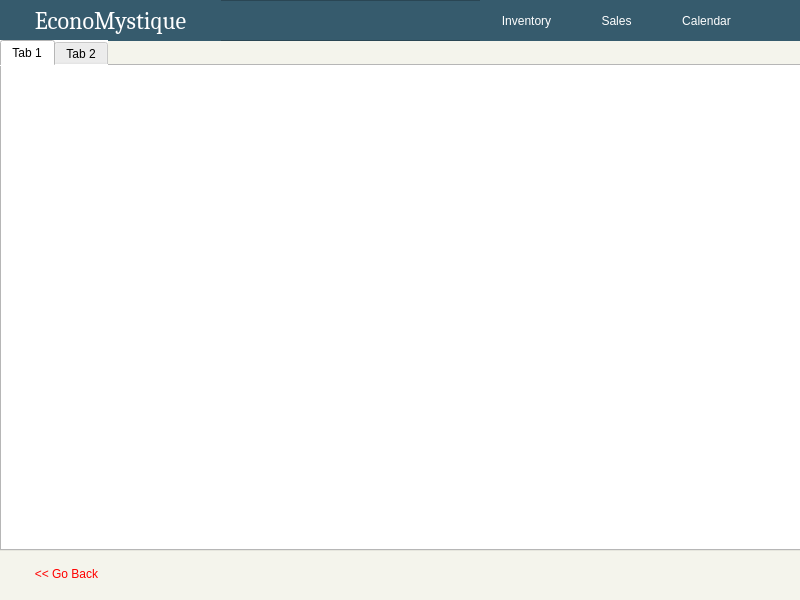
This is inventory.ui in ongchangco/Economystique2 as Qt 5 draws it before an edit. The edited form follows.
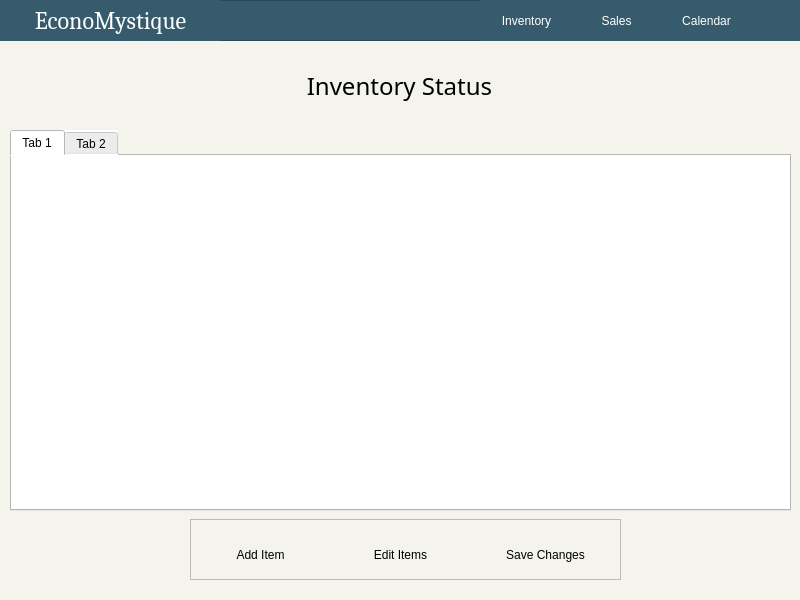
This is the edited form. Icons and pictures are not drawn.

Commit message: Main Inventory to Sales, Inventory to Inventory Removed Go Back for Inventory Added Item Button for Inventory

The edit to the form file:
```diff
--- a/inventory.ui
+++ b/inventory.ui
@@ -219,10 +219,10 @@
   <widget class="QTabWidget" name="tabWidget">
    <property name="geometry">
     <rect>
-     <x>0</x>
-     <y>40</y>
-     <width>801</width>
-     <height>511</height>
+     <x>10</x>
+     <y>130</y>
+     <width>781</width>
+     <height>381</height>
     </rect>
    </property>
    <property name="styleSheet">
@@ -243,54 +243,57 @@
     </attribute>
    </widget>
   </widget>
-  <widget class="QPushButton" name="btnSave">
+  <widget class="QLabel" name="InventoryStatus">
    <property name="geometry">
     <rect>
-     <x>750</x>
-     <y>560</y>
-     <width>41</width>
-     <height>31</height>
+     <x>9</x>
+     <y>50</y>
+     <width>781</width>
+     <height>71</height>
     </rect>
    </property>
-   <property name="cursor">
-    <cursorShape>PointingHandCursor</cursorShape>
+   <property name="font">
+    <font>
+     <family>Sans Serif Collection</family>
+     <pointsize>18</pointsize>
+     <weight>50</weight>
+     <bold>false</bold>
+    </font>
    </property>
+   <property name="styleSheet">
+    <string notr="true">background-color: transparent;</string>
+   </property>
    <property name="text">
-    <string/>
+    <string>Inventory Status</string>
    </property>
-   <property name="icon">
-    <iconset>
-     <normaloff>img/saveIcon.png</normaloff>img/saveIcon.png</iconset>
+   <property name="alignment">
+    <set>Qt::AlignCenter</set>
    </property>
-   <property name="flat">
-    <bool>true</bool>
-   </property>
   </widget>
-  <widget class="QPushButton" name="btnBack">
+  <widget class="QFrame" name="frame_2">
    <property name="geometry">
     <rect>
-     <x>20</x>
-     <y>560</y>
-     <width>93</width>
-     <height>28</height>
+     <x>190</x>
+     <y>519</y>
+     <width>431</width>
+     <height>61</height>
     </rect>
    </property>
    <property name="styleSheet">
-    <string notr="true">color: red;</string>
+    <string notr="true">background: #f4f4ec;</string>
    </property>
-   <property name="text">
-    <string>&lt;&lt; Go Back</string>
+   <property name="frameShape">
+    <enum>QFrame::StyledPanel</enum>
    </property>
-   <property name="flat">
-    <bool>true</bool>
+   <property name="frameShadow">
+    <enum>QFrame::Raised</enum>
    </property>
-  </widget>
   <widget class="QPushButton" name="btnEdit">
    <property name="geometry">
     <rect>
-     <x>710</x>
-     <y>560</y>
-     <width>41</width>
+      <x>160</x>
+      <y>20</y>
+      <width>101</width>
      <height>31</height>
     </rect>
    </property>
@@ -298,7 +301,7 @@
     <cursorShape>PointingHandCursor</cursorShape>
    </property>
    <property name="text">
-    <string/>
+     <string>Edit Items</string>
    </property>
    <property name="icon">
     <iconset>
@@ -307,6 +310,53 @@
    <property name="flat">
     <bool>true</bool>
    </property>
+   </widget>
+   <widget class="QPushButton" name="btnSave">
+    <property name="geometry">
+     <rect>
+      <x>300</x>
+      <y>20</y>
+      <width>111</width>
+      <height>31</height>
+     </rect>
+    </property>
+    <property name="cursor">
+     <cursorShape>PointingHandCursor</cursorShape>
+    </property>
+    <property name="text">
+     <string>Save Changes</string>
+    </property>
+    <property name="icon">
+     <iconset>
+      <normaloff>img/saveIcon.png</normaloff>img/saveIcon.png</iconset>
+    </property>
+    <property name="flat">
+     <bool>true</bool>
+    </property>
+   </widget>
+   <widget class="QPushButton" name="btnEdit_2">
+    <property name="geometry">
+     <rect>
+      <x>10</x>
+      <y>20</y>
+      <width>121</width>
+      <height>31</height>
+     </rect>
+    </property>
+    <property name="cursor">
+     <cursorShape>PointingHandCursor</cursorShape>
+    </property>
+    <property name="text">
+     <string>Add Item</string>
+    </property>
+    <property name="icon">
+     <iconset>
+      <normaloff>img/plusIcon.png</normaloff>img/plusIcon.png</iconset>
+    </property>
+    <property name="flat">
+     <bool>true</bool>
+    </property>
+   </widget>
   </widget>
  </widget>
  <resources/>
```
Lines whose indentation alone changed are shown as unchanged. The commit also changes 11 other files.
